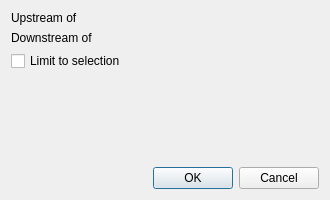
First picture: the form in qgepqwat2ili/gui/gui_export.ui, repository QGEP/qgepqwat2ili, before the edit.
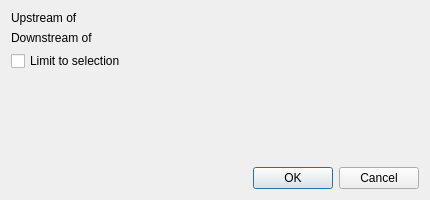
Second picture: the form after the edit. Custom widgets are drawn as their Qt base class.

The edit to the form file:
```diff
--- a/qgepqwat2ili/gui/gui_export.ui
+++ b/qgepqwat2ili/gui/gui_export.ui
@@ -6,7 +6,7 @@
    <rect>
     <x>0</x>
     <y>0</y>
-    <width>330</width>
+    <width>430</width>
     <height>200</height>
    </rect>
   </property>
@@ -18,7 +18,7 @@
   </property>
   <property name="minimumSize">
    <size>
-    <width>300</width>
+    <width>400</width>
     <height>200</height>
    </size>
   </property>
```
